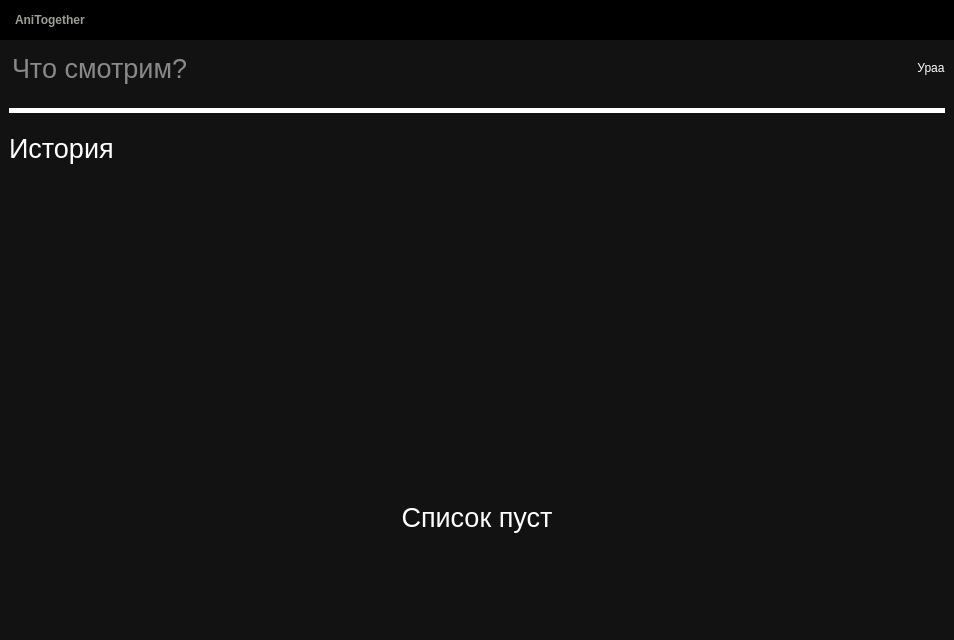
First picture: the form in interface/main.ui, repository AlexDev505/AniTogether, before the edit.
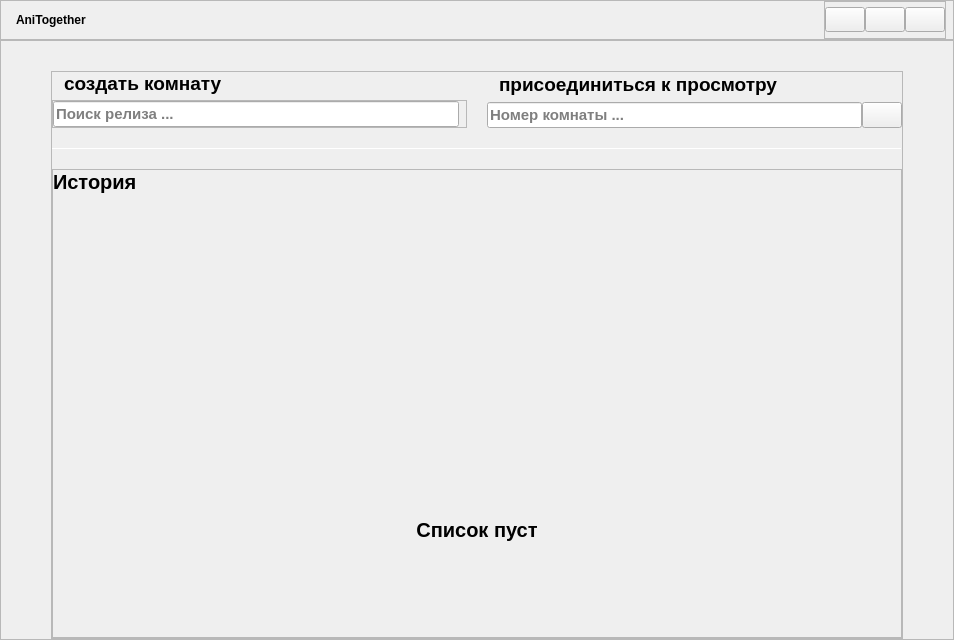
Second picture: the form after the edit. Icons and pictures are not drawn.

```diff
--- a/interface/main.ui
+++ b/interface/main.ui
@@ -16,17 +16,22 @@
   <widget class="QWidget" name="centralwidget">
    <property name="styleSheet">
     <string notr="true">QWidget {
-    color: rgb(255,255,255);
+    color:  rgb(255,255,255);
 }
 
 QFrame {
     border: none;
 }
 
+/* SCROLL AREA */
+QScrollArea, QScrollArea &gt; QWidget &gt; QWidget {
+	background: transparent;
+}
+
 /*  BUTTONS */
 QPushButton {
 	padding-left: 0.5px;
-    background-color: rgba(0, 0, 0, 0);
+    background-color: transparent;
     border-radius: 5px;
     border: none;
 }
@@ -38,6 +43,19 @@
     background-color: rgb(110,110,110);
 }
 
+/* LINE EDIT */
+QLineEdit {
+	background-color: rgb(30,30,30);
+    border-radius: 3px;
+    padding: 8px;
+    border: none;
+}
+
+/* LINE */
+#line {
+	background-color: rgb(47,47,47);
+}
+
 
 /*  TOP FRAME */
 #topFrame {
@@ -51,9 +69,24 @@
 #centralFrame {
 	background-color: rgb(18,18,18);
 }
-#centralFrame * {
-	background-color: rgba(0,0,0,0);
-}</string>
+#joinToRoomLineEditFrame QLineEdit,
+#searchLineEditFrame QLineEdit {
+    border-radius: 0px;
+    border-top-left-radius: 3px;
+    border-bottom-left-radius: 3px;
+}
+#joinToRoomLineEditFrame QPushButton,
+#searchLineEditFrame QLabel {
+	background-color: rgb(30,30,30);
+    padding-right: 8px;
+    border-radius: 0px;
+    border-top-right-radius: 3px;
+    border-bottom-right-radius: 3px;
+}
+
+
+
+</string>
    </property>
    <layout class="QVBoxLayout" name="verticalLayout">
     <property name="spacing">
@@ -232,13 +265,13 @@
         <number>0</number>
        </property>
        <property name="leftMargin">
-        <number>0</number>
+        <number>50</number>
        </property>
        <property name="topMargin">
-        <number>0</number>
+        <number>30</number>
        </property>
        <property name="rightMargin">
-        <number>0</number>
+        <number>50</number>
        </property>
        <property name="bottomMargin">
         <number>0</number>
@@ -253,14 +286,26 @@
            <rect>
             <x>0</x>
             <y>0</y>
-            <width>954</width>
-            <height>600</height>
+            <width>854</width>
+            <height>570</height>
            </rect>
           </property>
           <layout class="QVBoxLayout" name="verticalLayout_5">
            <property name="spacing">
             <number>20</number>
            </property>
+           <property name="leftMargin">
+            <number>0</number>
+           </property>
+           <property name="topMargin">
+            <number>0</number>
+           </property>
+           <property name="rightMargin">
+            <number>0</number>
+           </property>
+           <property name="bottomMargin">
+            <number>0</number>
+           </property>
            <item>
             <widget class="QFrame" name="frame_3">
              <property name="sizePolicy">
@@ -269,13 +314,7 @@
                <verstretch>0</verstretch>
               </sizepolicy>
              </property>
-             <property name="frameShape">
-              <enum>QFrame::StyledPanel</enum>
-             </property>
-             <property name="frameShadow">
-              <enum>QFrame::Raised</enum>
-             </property>
-             <layout class="QHBoxLayout" name="horizontalLayout_3">
+             <layout class="QHBoxLayout" name="searchFrameLayout">
               <property name="spacing">
                <number>20</number>
               </property>
@@ -292,44 +331,209 @@
                <number>0</number>
               </property>
               <item>
-               <widget class="QLineEdit" name="lineEdit">
-                <property name="font">
-                 <font>
-                  <pointsize>20</pointsize>
-                 </font>
+               <layout class="QVBoxLayout" name="createRoomLayout">
+                <property name="spacing">
+                 <number>5</number>
                 </property>
-                <property name="placeholderText">
-                 <string>Что смотрим?</string>
-                </property>
-               </widget>
+                <item>
+                 <layout class="QHBoxLayout" name="createRoomLabelLayout">
+                  <item>
+                   <widget class="QLabel" name="createRoomIcon">
+                    <property name="pixmap">
+                     <pixmap resource="resources/icons.qrc">:/base/crown.svg</pixmap>
+                    </property>
+                   </widget>
+                  </item>
+                  <item>
+                   <widget class="QLabel" name="createRoomLabel">
+                    <property name="sizePolicy">
+                     <sizepolicy hsizetype="Expanding" vsizetype="Preferred">
+                      <horstretch>0</horstretch>
+                      <verstretch>0</verstretch>
+                     </sizepolicy>
+                    </property>
+                    <property name="font">
+                     <font>
+                      <family>Arial</family>
+                      <pointsize>14</pointsize>
+                      <bold>true</bold>
+                     </font>
+                    </property>
+                    <property name="text">
+                     <string>cоздать комнату</string>
+                    </property>
+                    <property name="alignment">
+                     <set>Qt::AlignLeading|Qt::AlignLeft|Qt::AlignVCenter</set>
+                    </property>
+                   </widget>
+                  </item>
+                 </layout>
+                </item>
+                <item>
+                 <widget class="QFrame" name="searchLineEditFrame">
+                  <property name="sizePolicy">
+                   <sizepolicy hsizetype="Preferred" vsizetype="Preferred">
+                    <horstretch>0</horstretch>
+                    <verstretch>0</verstretch>
+                   </sizepolicy>
+                  </property>
+                  <property name="frameShape">
+                   <enum>QFrame::StyledPanel</enum>
+                  </property>
+                  <property name="frameShadow">
+                   <enum>QFrame::Raised</enum>
+                  </property>
+                  <layout class="QHBoxLayout" name="searchLineEditLayout">
+                   <property name="spacing">
+                    <number>0</number>
+                   </property>
+                   <property name="leftMargin">
+                    <number>0</number>
+                   </property>
+                   <property name="topMargin">
+                    <number>0</number>
+                   </property>
+                   <property name="rightMargin">
+                    <number>0</number>
+                   </property>
+                   <property name="bottomMargin">
+                    <number>0</number>
+                   </property>
+                   <item>
+                    <widget class="QLineEdit" name="searchLineEdit">
+                     <property name="font">
+                      <font>
+                       <family>Arial</family>
+                       <pointsize>11</pointsize>
+                       <bold>true</bold>
+                      </font>
+                     </property>
+                     <property name="placeholderText">
+                      <string>Поиск релиза ...</string>
+                     </property>
+                    </widget>
+                   </item>
+                   <item>
+                    <widget class="QLabel" name="searchLineEditStatusLabel"/>
+                   </item>
+                  </layout>
+                 </widget>
+                </item>
+               </layout>
               </item>
               <item>
-               <widget class="QPushButton" name="pushButton">
-                <property name="text">
-                 <string>Ураа</string>
+               <layout class="QVBoxLayout" name="joinToRoomLayout">
+                <property name="spacing">
+                 <number>5</number>
                 </property>
-               </widget>
+                <item>
+                 <layout class="QHBoxLayout" name="joinToRoomLabelLayout">
+                  <property name="spacing">
+                   <number>5</number>
+                  </property>
+                  <item>
+                   <widget class="QLabel" name="joinToRoomIcon">
+                    <property name="pixmap">
+                     <pixmap resource="resources/icons.qrc">:/base/group.svg</pixmap>
+                    </property>
+                   </widget>
+                  </item>
+                  <item>
+                   <widget class="QLabel" name="joinToRoomLabel">
+                    <property name="sizePolicy">
+                     <sizepolicy hsizetype="Expanding" vsizetype="Preferred">
+                      <horstretch>0</horstretch>
+                      <verstretch>0</verstretch>
+                     </sizepolicy>
+                    </property>
+                    <property name="font">
+                     <font>
+                      <family>Arial</family>
+                      <pointsize>14</pointsize>
+                      <bold>true</bold>
+                     </font>
+                    </property>
+                    <property name="text">
+                     <string>присоединиться к просмотру</string>
+                    </property>
+                    <property name="alignment">
+                     <set>Qt::AlignLeading|Qt::AlignLeft|Qt::AlignVCenter</set>
+                    </property>
+                   </widget>
+                  </item>
+                 </layout>
+                </item>
+                <item>
+                 <widget class="QFrame" name="joinToRoomLineEditFrame">
+                  <layout class="QHBoxLayout" name="joinToRoomLineEditLayout">
+                   <property name="spacing">
+                    <number>0</number>
+                   </property>
+                   <property name="leftMargin">
+                    <number>0</number>
+                   </property>
+                   <property name="topMargin">
+                    <number>0</number>
+                   </property>
+                   <property name="rightMargin">
+                    <number>0</number>
+                   </property>
+                   <property name="bottomMargin">
+                    <number>0</number>
+                   </property>
+                   <item>
+                    <widget class="QLineEdit" name="joinToRoomLineEdit">
+                     <property name="font">
+                      <font>
+                       <family>Arial</family>
+                       <pointsize>11</pointsize>
+                       <bold>true</bold>
+                      </font>
+                     </property>
+                     <property name="placeholderText">
+                      <string>Номер комнаты ...</string>
+                     </property>
+                    </widget>
+                   </item>
+                   <item>
+                    <widget class="QPushButton" name="joinToRoomBtn">
+                     <property name="sizePolicy">
+                      <sizepolicy hsizetype="Minimum" vsizetype="Minimum">
+                       <horstretch>0</horstretch>
+                       <verstretch>0</verstretch>
+                      </sizepolicy>
+                     </property>
+                     <property name="cursor">
+                      <cursorShape>PointingHandCursor</cursorShape>
+                     </property>
+                     <property name="icon">
+                      <iconset resource="resources/icons.qrc">
+                       <normaloff>:/base/go.svg</normaloff>:/base/go.svg</iconset>
+                     </property>
+                     <property name="iconSize">
+                      <size>
+                       <width>24</width>
+                       <height>24</height>
+                      </size>
+                     </property>
+                    </widget>
+                   </item>
+                  </layout>
+                 </widget>
+                </item>
+               </layout>
               </item>
              </layout>
             </widget>
            </item>
            <item>
             <widget class="Line" name="line">
-             <property name="minimumSize">
-              <size>
-               <width>0</width>
-               <height>5</height>
-              </size>
-             </property>
              <property name="maximumSize">
               <size>
                <width>16777215</width>
-               <height>5</height>
+               <height>1</height>
               </size>
              </property>
-             <property name="styleSheet">
-              <string notr="true">background-color: white</string>
-             </property>
              <property name="orientation">
               <enum>Qt::Horizontal</enum>
              </property>
@@ -361,7 +565,8 @@
                 <property name="font">
                  <font>
                   <family>Arial</family>
-                  <pointsize>20</pointsize>
+                  <pointsize>15</pointsize>
+                  <bold>true</bold>
                  </font>
                 </property>
                 <property name="text">
@@ -404,7 +609,8 @@
                 <property name="font">
                  <font>
                   <family>Arial</family>
-                  <pointsize>20</pointsize>
+                  <pointsize>15</pointsize>
+                  <bold>true</bold>
                  </font>
                 </property>
                 <property name="text">
```
Left out of the diff: 27 changed lines with no effect on the pictures.
